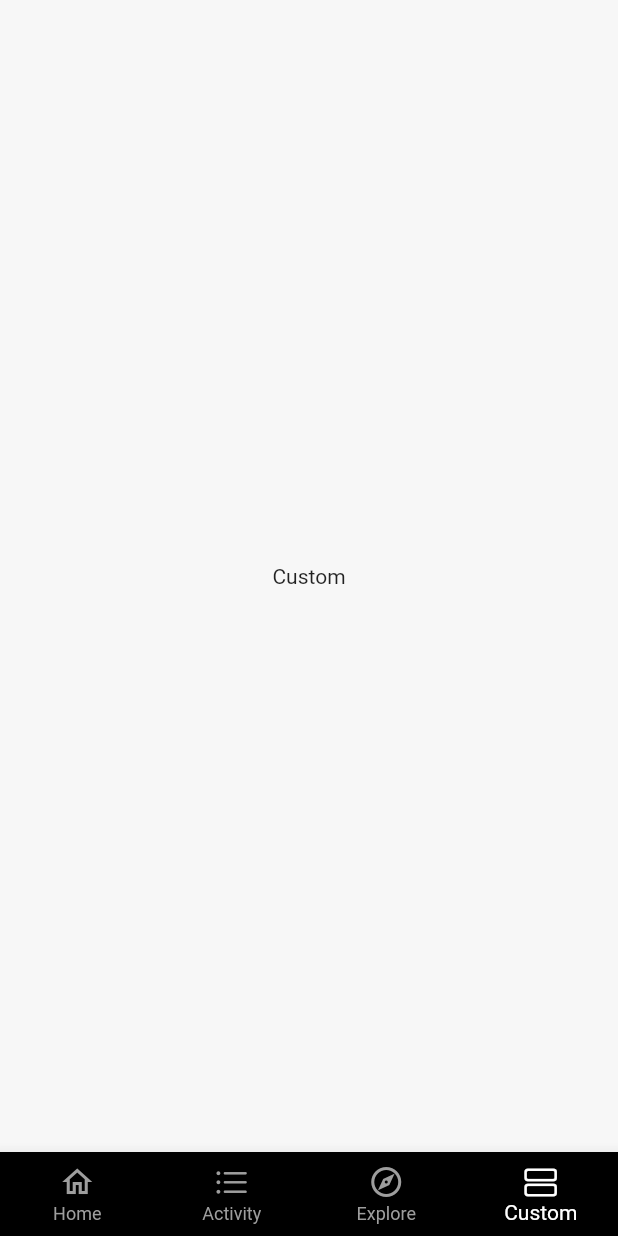
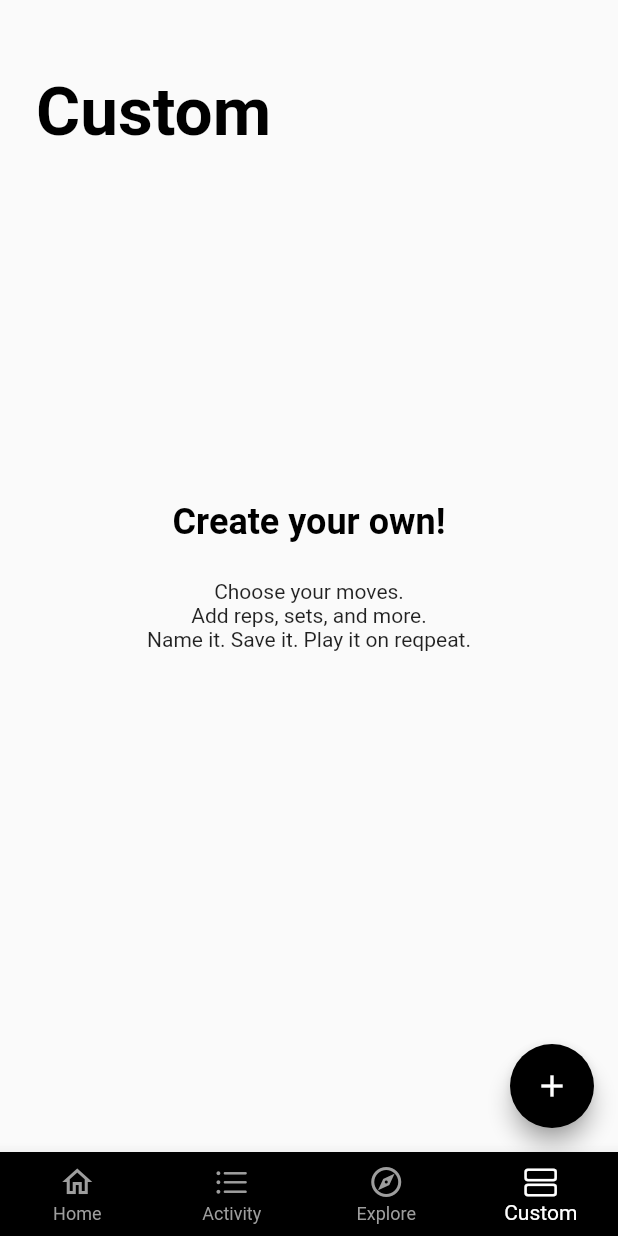
Before and after one commit to cylee820621/tonal_clone, a Flutter app: the screen it shows after launch, item 4 of the bottom bar chosen, on a phone screen of 412 x 824 dp. Run offline on Flutter 3.47's test engine with Material 2 defaults, Android fonts, the phone set to English and light mode, and no system bars; our stand-ins replace table_calendar.

Commit message:
update custom page

```diff
--- a/lib/screens/custom.dart
+++ b/lib/screens/custom.dart
@@ -10,9 +10,47 @@ class Custom extends StatefulWidget {
 class _CustomState extends State<Custom> {
   @override
   Widget build(BuildContext context) {
-    return Container(
-      child: Center(
-        child: Text('Custom'),
+    return Scaffold(
+      floatingActionButton: FloatingActionButton(
+        onPressed: () {},
+        backgroundColor: Colors.black,
+        child: const Icon(Icons.add),
+      ),
+      body: SafeArea(
+        child: Stack(
+          children: [
+            Positioned(
+              left: 24,
+              top: 48,
+              child: Text(
+                'Custom',
+                style: Theme.of(context).textTheme.headline3!.copyWith(
+                      fontWeight: FontWeight.bold,
+                      color: Colors.black,
+                    ),
+              ),
+            ),
+            Align(
+              alignment: Alignment.center,
+              child: Column(
+                mainAxisSize: MainAxisSize.min,
+                children: [
+                  Text(
+                    'Create your own!',
+                    style: Theme.of(context).textTheme.headline5!.copyWith(
+                          fontWeight: FontWeight.bold,
+                          color: Colors.black,
+                        ),
+                  ),
+                  const SizedBox(height: 24),
+                  Text('Choose your moves.'),
+                  Text('Add reps, sets, and more.'),
+                  Text('Name it. Save it. Play it on reqpeat.')
+                ],
+              ),
+            ),
+          ],
+        ),
       ),
     );
   }
```
